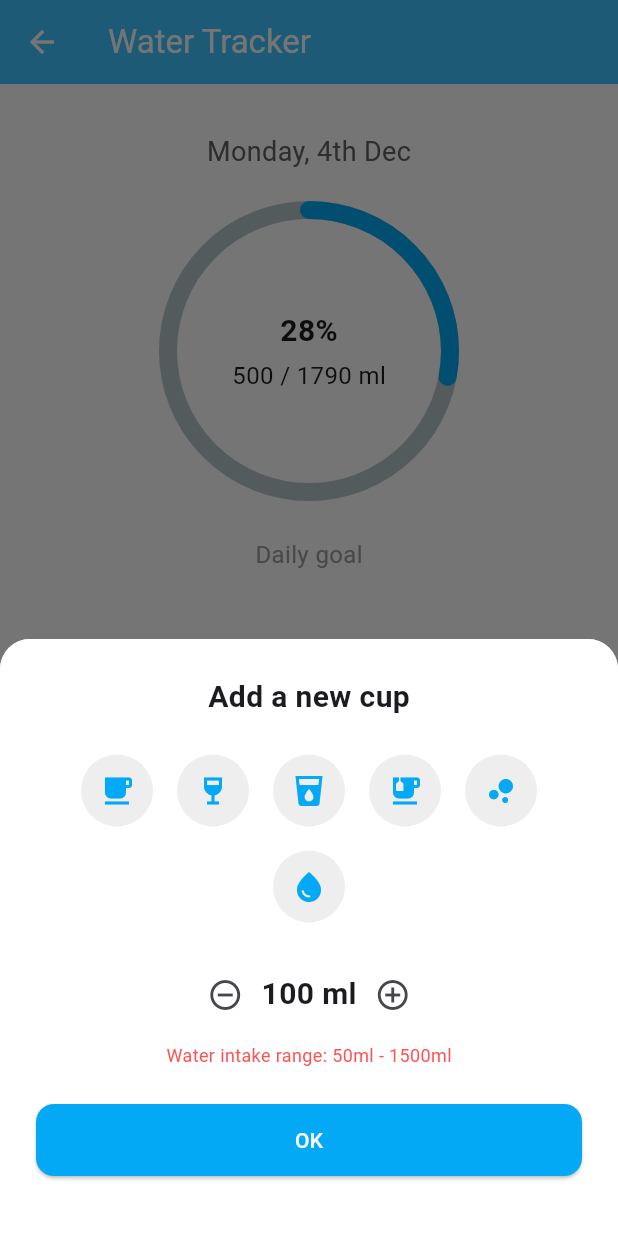
After one commit to WaiYanC-137/loginwithfitbit, a Flutter app: the WaterTrackerPage screen opened directly, after a tap on "Add Water", on a phone screen of 412 x 824 dp. The commit adds this screen. Run offline on Flutter 3.47's test engine with Material 3 defaults, Android fonts, the phone set to English and light mode, and no system bars; drawn by our look-alikes of percent_indicator; our stand-ins replace app_links, pedometer, permission_handler, shared_preferences; accounts and stored records are empty; network calls fail.

Commit message:
add water goal

```diff
--- a/lib/ui/profile_page.dart
+++ b/lib/ui/profile_page.dart
@@ -8,6 +8,7 @@ import 'package:percent_indicator/circular_percent_indicator.dart';
 import '../services/fitbit_service.dart';
 import 'package:loginwithfitbit/ui/food/food_log_list_page.dart';
 import 'package:loginwithfitbit/ui/activities/exercise_stats_page.dart';
+import 'package:loginwithfitbit/ui/water/water_tracker_page.dart';
 
 import 'dart:math' as math;
 import 'package:loginwithfitbit/ui/user_profile_page.dart';
@@ -358,12 +359,18 @@ class _ProfilePageState extends State<ProfilePage> {
                           context,
                           MaterialPageRoute(builder: (context) => const FoodLogListPage()),
                         );
+                      } else if (item['title'] == 'Water') {
+                        Navigator.push(
+                          context,
+                          MaterialPageRoute(builder: (context) => WaterTrackerPage()),
+                        );
                       } else {
                         ScaffoldMessenger.of(context).showSnackBar(
                           SnackBar(content: Text('${item['title']} tapped! (Not implemented yet)')),
                         );
                       }
-                    },
+                    }
+                    ,
                     child: HealthCard(
                       title: item['title'],
                       value: item['value'],
--- /dev/null
+++ b/lib/ui/water/water_tracker_page.dart
@@ -0,0 +1,211 @@
+import 'package:flutter/material.dart';
+import 'package:percent_indicator/circular_percent_indicator.dart';
+
+class WaterTrackerPage extends StatefulWidget {
+  const WaterTrackerPage({super.key});
+
+  @override
+  State<WaterTrackerPage> createState() => _WaterTrackerPageState();
+}
+
+class _WaterTrackerPageState extends State<WaterTrackerPage> {
+  double currentWater = 500; // ml
+  final double waterGoal = 1790; // ml
+
+  @override
+  Widget build(BuildContext context) {
+    double percent = (currentWater / waterGoal).clamp(0, 1);
+
+    return Scaffold(
+      appBar: AppBar(
+        title: const Text("Water Tracker"),
+        backgroundColor: Colors.lightBlueAccent,
+        foregroundColor: Colors.white,
+        elevation: 0,
+      ),
+      body: Container(
+        width: double.infinity,
+        padding: const EdgeInsets.symmetric(vertical: 32, horizontal: 24),
+        color: Colors.white,
+        child: Column(
+          children: [
+            Text(
+              'Monday, 4th Dec',
+              style: TextStyle(
+                fontSize: 18,
+                color: Colors.grey[700],
+              ),
+            ),
+            const SizedBox(height: 20),
+            CircularPercentIndicator(
+              radius: 100.0,
+              lineWidth: 12.0,
+              percent: percent,
+              animation: true,
+              circularStrokeCap: CircularStrokeCap.round,
+              progressColor: Colors.lightBlue,
+              center: Column(
+                mainAxisAlignment: MainAxisAlignment.center,
+                children: [
+                  Text(
+                    "${(percent * 100).round()}%",
+                    style: const TextStyle(fontSize: 20, fontWeight: FontWeight.bold),
+                  ),
+                  const SizedBox(height: 4),
+                  Text(
+                    "${currentWater.toInt()} / ${waterGoal.toInt()} ml",
+                    style: const TextStyle(fontSize: 16),
+                  ),
+                ],
+              ),
+            ),
+            const SizedBox(height: 24),
+            const Text(
+              "Daily goal",
+              style: TextStyle(fontSize: 16, color: Colors.grey),
+            ),
+            const Spacer(),
+            ElevatedButton.icon(
+              icon: const Icon(Icons.add),
+              label: const Text("Add Water"),
+              onPressed: () {
+                showModalBottomSheet(
+                  context: context,
+                  isScrollControlled: true,
+                  shape: const RoundedRectangleBorder(
+                    borderRadius: BorderRadius.vertical(top: Radius.circular(20)),
+                  ),
+                  builder: (context) {
+                    return AddWaterBottomSheet(
+                      onAdd: (amount) {
+                        setState(() {
+                          currentWater += amount;
+                          if (currentWater > waterGoal) {
+                            currentWater = waterGoal;
+                          }
+                        });
+                      },
+                    );
+                  },
+                );
+              },
+              style: ElevatedButton.styleFrom(
+                backgroundColor: Colors.lightBlue,
+                foregroundColor: Colors.white,
+                padding: const EdgeInsets.symmetric(horizontal: 32, vertical: 14),
+                shape: RoundedRectangleBorder(borderRadius: BorderRadius.circular(12)),
+              ),
+            ),
+            const SizedBox(height: 40),
+          ],
+        ),
+      ),
+    );
+  }
+}
+
+class AddWaterBottomSheet extends StatefulWidget {
+  final Function(int) onAdd;
+
+  const AddWaterBottomSheet({super.key, required this.onAdd});
+
+  @override
+  State<AddWaterBottomSheet> createState() => _AddWaterBottomSheetState();
+}
+
+class _AddWaterBottomSheetState extends State<AddWaterBottomSheet> {
+  int _selectedAmount = 100;
+
+  @override
+  Widget build(BuildContext context) {
+    return Container(
+      padding: const EdgeInsets.fromLTRB(24, 24, 24, 40),
+      decoration: const BoxDecoration(
+        color: Colors.white,
+        borderRadius: BorderRadius.vertical(top: Radius.circular(20)),
+      ),
+      child: Column(
+        mainAxisSize: MainAxisSize.min,
+        children: [
+          const Text(
+            "Add a new cup",
+            style: TextStyle(fontSize: 20, fontWeight: FontWeight.bold),
+          ),
+          const SizedBox(height: 24),
+          Wrap(
+            alignment: WrapAlignment.center,
+            spacing: 16,
+            runSpacing: 16,
+            children: const [
+              _CupIcon(icon: Icons.local_cafe),
+              _CupIcon(icon: Icons.wine_bar),
+              _CupIcon(icon: Icons.local_drink),
+              _CupIcon(icon: Icons.emoji_food_beverage),
+              _CupIcon(icon: Icons.bubble_chart),
+              _CupIcon(icon: Icons.water_drop),
+            ],
+          ),
+          const SizedBox(height: 24),
+          Row(
+            mainAxisAlignment: MainAxisAlignment.center,
+            children: [
+              IconButton(
+                onPressed: () {
+                  if (_selectedAmount > 50) {
+                    setState(() => _selectedAmount -= 50);
+                  }
+                },
+                icon: const Icon(Icons.remove_circle_outline),
+              ),
+              Text(
+                '$_selectedAmount ml',
+                style: const TextStyle(fontSize: 20, fontWeight: FontWeight.bold),
+              ),
+              IconButton(
+                onPressed: () {
+                  if (_selectedAmount < 1500) {
+                    setState(() => _selectedAmount += 50);
+                  }
+                },
+                icon: const Icon(Icons.add_circle_outline),
+              ),
+            ],
+          ),
+          const SizedBox(height: 8),
+          const Text(
+            "Water intake range: 50ml - 1500ml",
+            style: TextStyle(fontSize: 12, color: Colors.redAccent),
+          ),
+          const SizedBox(height: 24),
+          ElevatedButton(
+            onPressed: () {
+              widget.onAdd(_selectedAmount);
+              Navigator.pop(context);
+            },
+            child: const Text("OK"),
+            style: ElevatedButton.styleFrom(
+              backgroundColor: Colors.lightBlue,
+              foregroundColor: Colors.white,
+              minimumSize: const Size(double.infinity, 48),
+              shape: RoundedRectangleBorder(borderRadius: BorderRadius.circular(12)),
+            ),
+          ),
+        ],
+      ),
+    );
+  }
+}
+
+class _CupIcon extends StatelessWidget {
+  final IconData icon;
+  const _CupIcon({required this.icon});
+
+  @override
+  Widget build(BuildContext context) {
+    return CircleAvatar(
+      radius: 24,
+      backgroundColor: Colors.grey.shade200,
+      child: Icon(icon, color: Colors.lightBlue),
+    );
+  }
+}
```
